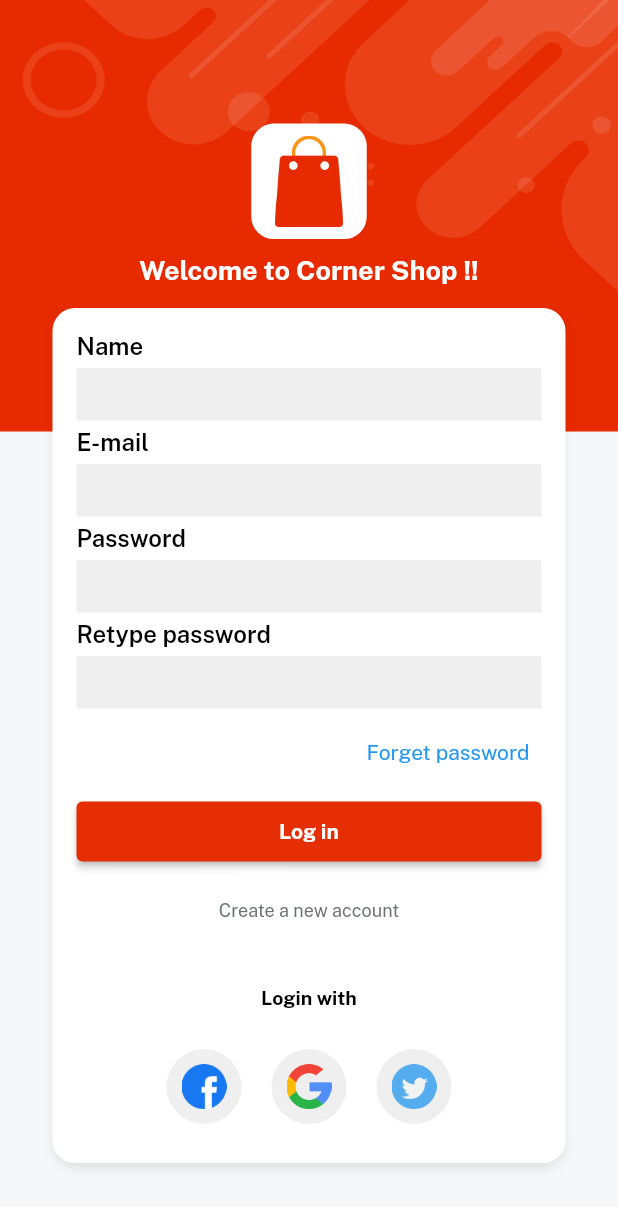
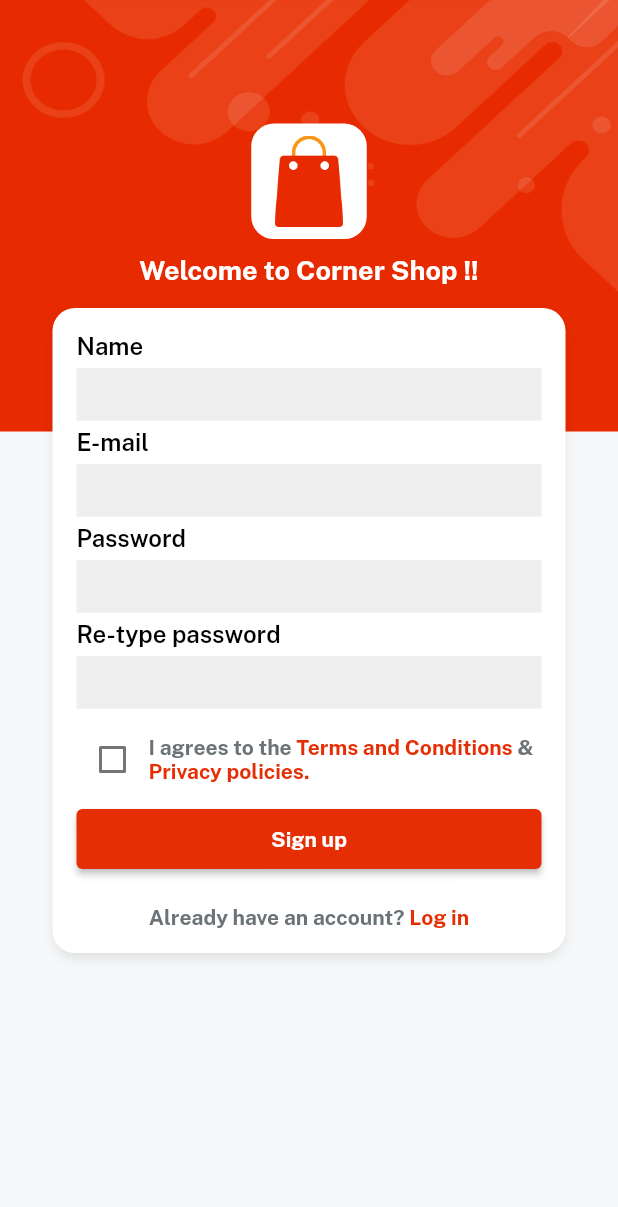
Before and after one commit to Mayanksharma21/Hyperlocal-E-commerce-platform, a Flutter app: the signUpPage screen opened directly, on a phone screen of 412 x 824 dp. Shown: the top 1207 px of the screen. Run offline on Flutter 3.47's test engine with Material 2 defaults, Android fonts, the phone set to English and light mode, and no system bars; our stand-ins replace get, velocity_x.

Commit message:
added some files

```diff
--- a/lib/content/strings.dart
+++ b/lib/content/strings.dart
@@ -1,2 +1,16 @@
 const appname = "Corner Shop";
 const appversion = "Version 1.0.0";
+const email = "E-mail";
+const emailHint = "xyz@example.com";
+const password = "Password";
+const passwordHint = "******";
+const forgetpass = "Forget password";
+const login = "Log in";
+const signup = "Sign up";
+const createnew = "Create a new account";
+const loginWith = "Login with";
+const name = "Name";
+const retypePass = "Re-type password";
+const privacyTerms = "Privacy policies.";
+const terms = " Terms and Conditions ";
+const alreadyAccount = "Already have an account? ";
--- a/lib/content/styles.dart
+++ b/lib/content/styles.dart
@@ -1,14 +1,3 @@
 const regular = "sans_regular";
 const semibold = "sans_semibold";
 const bold = "sans_bold";
-const email = "E-mail";
-const emailHint = "xyz@example.com";
-const password = "Password";
-const passwordHint = "******";
-const forgetpass = "Forget password";
-const login = "Log in";
-const signup = "Sign up";
-const createnew = "Create a new account";
-const loginWith = "Login with";
-const name = "Name";
-const retypePass = "Retype password";
--- a/lib/views/auth_screens/signup_page.dart
+++ b/lib/views/auth_screens/signup_page.dart
@@ -4,6 +4,7 @@ import 'package:eshop/widgets_common/customtextfields.dart';
 import 'package:eshop/widgets_common/redbutton.dart';
 import 'package:flutter/material.dart';
 import 'package:eshop/content/consts.dart';
+import 'package:get/get.dart';
 
 class signUpPage extends StatelessWidget {
   const signUpPage({super.key});
@@ -18,63 +19,86 @@ class signUpPage extends StatelessWidget {
             (context.screenHeight * 0.1).heightBox,
             appLogoImage(),
             10.heightBox,
-            "Welcome to $appname !!".text.fontFamily(bold).size(18).white.make(),
-            15 .heightBox,
+            "Welcome to $appname !!"
+                .text
+                .fontFamily(bold)
+                .size(18)
+                .white
+                .make(),
+            15.heightBox,
             Column(
               children: [
                 customTextField(fieldName: name),
                 customTextField(fieldName: email),
                 customTextField(fieldName: password),
                 customTextField(fieldName: retypePass),
-                Align(
-                  alignment: Alignment.centerRight,
-                  child: TextButton(
-                      onPressed: () {}, child: forgetpass.text.make()),
+                5.heightBox,
+                Row(
+                  children: [
+                    Checkbox(
+                        value: false,
+                        checkColor: redColor,
+                        onChanged: (newValue) {
+                          value: newValue;
+                        }),
+                    Expanded(
+                      child: RichText(
+                          text: const TextSpan(children: [
+                        TextSpan(
+                            text: "I agrees to the",
+                            style: TextStyle(
+                              color: fontGrey,
+                              fontFamily: bold,
+                            )),
+                        TextSpan(
+                            text: terms,
+                            style: TextStyle(
+                              color: redColor,
+                              fontFamily: bold,
+                            )),
+                        TextSpan(
+                            text: "& ",
+                            style: TextStyle(
+                              color: fontGrey,
+                              fontFamily: bold,
+                            )),
+                        TextSpan(
+                            text: privacyTerms,
+                            style: TextStyle(
+                              color: redColor,
+                              fontFamily: bold,
+                            ))
+                      ])),
+                    )
+                  ],
                 ),
                 5.heightBox,
                 redButton(
                   onPress: () {},
                   color: redColor,
                   textcolor: whiteColor,
-                  varname: login,
+                  varname: signup,
                 ).box.width(context.screenWidth - 50).make(),
-                5.heightBox,
-                Align(
-                  alignment: Alignment.center,
-                  child: TextButton(
-                      onPressed: () {},
-                      child: createnew.text
-                          .fontFamily(regular)
-                          .color(fontGrey)
-                          .size(12)
-                          .make()),
-                ),
-                10.heightBox,
-                Align(
-                  alignment: Alignment.center,
-                  child: TextButton(
-                      onPressed: () {},
-                      child: loginWith.text
-                          .fontFamily(bold)
-                          .color(Colors.black)
-                          .size(13)
-                          .make()),
-                ),
-                Row(
-                  mainAxisAlignment: MainAxisAlignment.center,
-                  children: List.generate(
-                      3,
-                      (index) => Padding(
-                          padding: const EdgeInsets.all(10),
-                          child: CircleAvatar(
-                            backgroundColor: lightGrey,
-                            radius: 25,
-                            child: Image.asset(
-                              socialIconList[index],
-                              width: 30,
-                            ),
-                          ))),
-                )
+                20.heightBox,
+                RichText(
+                    text: const TextSpan(
+                  children: [
+                    TextSpan(
+                        text: alreadyAccount,
+                        style: TextStyle(
+                          fontFamily: bold,
+                          color: fontGrey,
+                        )),
+                    TextSpan(
+                        text: login,
+                        style: TextStyle(
+                          fontFamily: bold,
+                          color: redColor,
+                        )),
+                  ],
+                )).onTap(() {
+                  Get.back();
+                })
               ],
             )
                 .box
```
